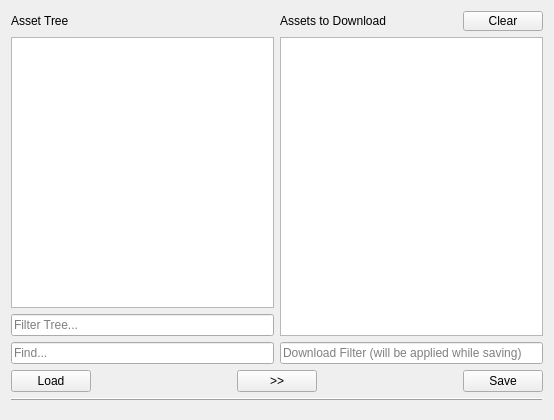
Before: the Qt Designer form mainwindow.ui in KinoMyu/MLTD-Asset-Downloader, drawn with Qt 5.
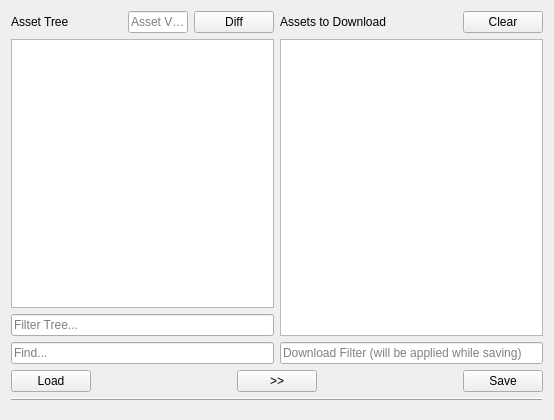
After: the same form once the commit is applied.

Commit message: basic diff functionality

```diff
--- a/mainwindow.ui
+++ b/mainwindow.ui
@@ -44,6 +44,32 @@
             </property>
            </spacer>
           </item>
+          <item>
+           <widget class="QLineEdit" name="diffVersion">
+            <property name="sizePolicy">
+             <sizepolicy hsizetype="Expanding" vsizetype="Fixed">
+              <horstretch>0</horstretch>
+              <verstretch>0</verstretch>
+             </sizepolicy>
+            </property>
+            <property name="maximumSize">
+             <size>
+              <width>60</width>
+              <height>16777215</height>
+             </size>
+            </property>
+            <property name="placeholderText">
+             <string>Asset Ver..</string>
+            </property>
+           </widget>
+          </item>
+          <item>
+           <widget class="QPushButton" name="diffButton">
+            <property name="text">
+             <string>Diff</string>
+            </property>
+           </widget>
+          </item>
          </layout>
         </item>
         <item>
@@ -106,24 +132,6 @@
           </item>
           <item>
            <widget class="QPushButton" name="clearButton">
-            <property name="sizePolicy">
-             <sizepolicy hsizetype="Minimum" vsizetype="Minimum">
-              <horstretch>0</horstretch>
-              <verstretch>0</verstretch>
-             </sizepolicy>
-            </property>
-            <property name="minimumSize">
-             <size>
-              <width>0</width>
-              <height>20</height>
-             </size>
-            </property>
-            <property name="maximumSize">
-             <size>
-              <width>16777215</width>
-              <height>20</height>
-             </size>
-            </property>
             <property name="text">
              <string>Clear</string>
             </property>
```
The commit also changes 3 other files.
